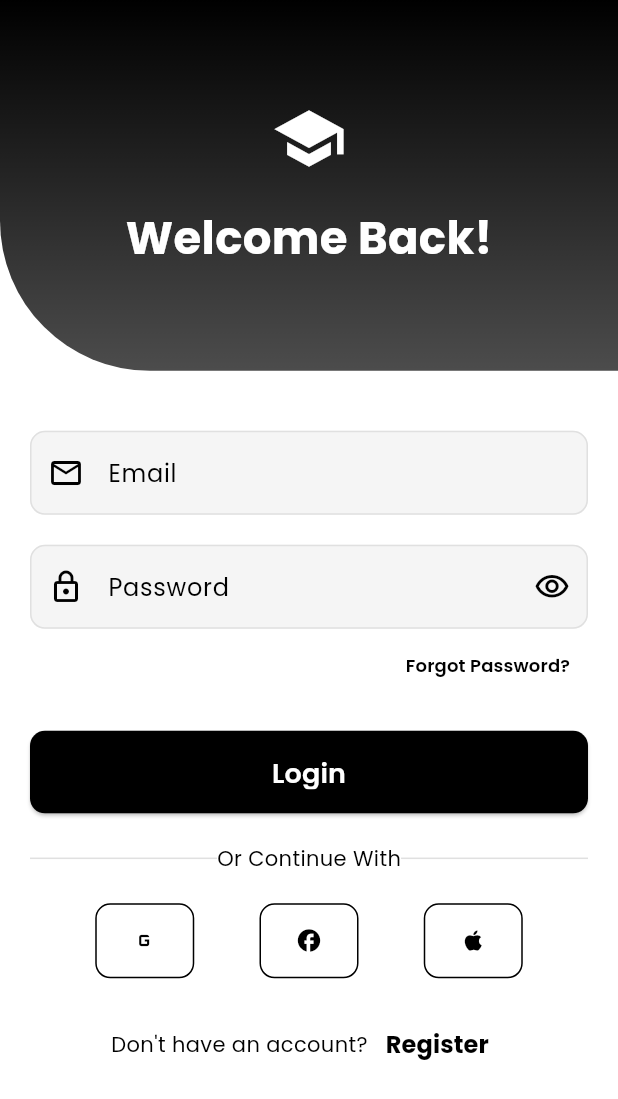
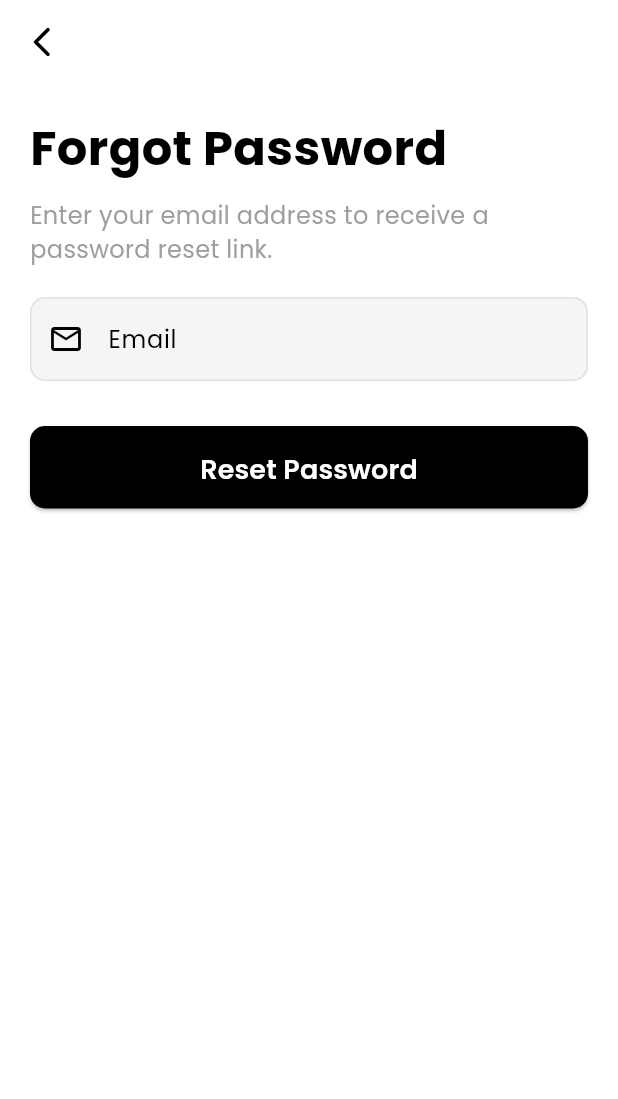
Before and after one commit to 77orus/Droosy-App, a Flutter app: the screen it shows after launch, after a tap on "Skip", after a tap on "Forgot Password?", on a phone screen of 412 x 824 dp. Shown: the top 1099 px of the screen. Run offline on Flutter 3.47's test engine with Material 3 defaults, Android fonts, the light colour scheme and no system bars; our stand-ins replace bloc, equatable, flutter_bloc, get, get_storage, google_fonts and 1 more.

Commit message:
- finished Forgot Password Screen ui - Finished Bottom Navigation Bar - added Bottom Navigation Bloc

```diff
--- /dev/null
+++ b/lib/core/bloc/BottomNavigationBloc/bottom_navigation_event.dart
@@ -0,0 +1,6 @@
+abstract class BottomNavigationEvent {}
+
+class NavigationToTapEvent extends BottomNavigationEvent {
+  final int index;
+  NavigationToTapEvent(this.index);
+}
--- /dev/null
+++ b/lib/core/bloc/BottomNavigationBloc/bottom_navigation_state.dart
@@ -0,0 +1,4 @@
+class BottomNavigationState {
+  final int currendIndex;
+  BottomNavigationState(this.currendIndex);
+}
--- a/lib/core/routing/route_pages.dart
+++ b/lib/core/routing/route_pages.dart
@@ -1,10 +1,15 @@
 import 'package:droosy_app/core/routing/app_routes.dart';
+import 'package:droosy_app/features/auth/ui/screens/forgot_password_Screen.dart';
 import 'package:droosy_app/features/auth/ui/screens/login_screen.dart';
 import 'package:droosy_app/features/auth/ui/screens/register_screen.dart';
+import 'package:droosy_app/features/courses/ui/screens/courses_screen.dart';
 import 'package:droosy_app/features/home/ui/screens/default_home_screen.dart';
 import 'package:droosy_app/features/home/ui/screens/teacher_home_screen.dart';
 import 'package:droosy_app/features/on_boarding/ui/screens/on_boarding_screen.dart';
+import 'package:droosy_app/features/profile/ui/screens/profile_screen.dart';
+import 'package:droosy_app/features/quizzes/ui/screens/quizzes_screen.dart';
 import 'package:droosy_app/features/splash/ui/screens/splash_screen.dart';
+import 'package:droosy_app/main_screen.dart';
 import 'package:get/get.dart';
 
 class AppPages {
@@ -13,6 +18,23 @@ class AppPages {
     GetPage(name: AppRoutes.onBoarding, page: () => const OnBoardingScreen()),
     GetPage(name: AppRoutes.login, page: () => const LoginScreen()),
     GetPage(name: AppRoutes.register, page: () => const RegisterScreen()),
+    GetPage(
+      name: AppRoutes.forgotPassword,
+      page: () => const ForgotPasswordScreen(),
+    ),
+    GetPage(
+      name: AppRoutes.main,
+      page:
+          () => MainScreen(
+            initialIndex:
+                Get.arguments is Map<String, dynamic>
+                    ? Get.arguments['initialIndex']
+                    : null,
+          ),
+    ),
+    GetPage(name: AppRoutes.quizzes, page: () => const QuizzesScreen()),
+    GetPage(name: AppRoutes.courses, page: () => const CoursesScreen()),
+    GetPage(name: AppRoutes.profile, page: () => const ProfileScreen()),
     GetPage(name: AppRoutes.home, page: () => DefaultHomeScreen()),
     GetPage(name: AppRoutes.teacherHome, page: () => TeacherHomeScreen()),
   ];
--- a/lib/core/widgets/custom_text_form_field.dart
+++ b/lib/core/widgets/custom_text_form_field.dart
@@ -58,7 +58,11 @@ class _CustomTextFormFieldState extends State<CustomTextFormField> {
         suffixIcon:
             widget.obscureText
                 ? IconButton(
-                  onPressed: () {},
+                  onPressed: () {
+                    setState(() {
+                      _obscureText = !_obscureText;
+                    });
+                  },
                   icon: Icon(
                     _obscureText
                         ? Icons.visibility_outlined
--- /dev/null
+++ b/lib/features/auth/ui/screens/forgot_password_Screen.dart
@@ -0,0 +1,123 @@
+import 'package:droosy_app/core/utils/validators.dart';
+import 'package:droosy_app/core/widgets/custom_text_form_field.dart';
+import 'package:droosy_app/features/auth/ui/widgets/custom_button.dart';
+import 'package:flutter/material.dart';
+import 'package:get/get.dart';
+
+class ForgotPasswordScreen extends StatefulWidget {
+  const ForgotPasswordScreen({super.key});
+
+  @override
+  State<ForgotPasswordScreen> createState() => _ForgotPasswordScreenState();
+}
+
+class _ForgotPasswordScreenState extends State<ForgotPasswordScreen> {
+  final _formKey = GlobalKey<FormState>();
+  final _emailController = TextEditingController();
+
+  void _handleForgotPasswordLogic() {
+    if (_formKey.currentState!.validate()) {
+      Get.dialog(
+        AlertDialog(
+          shape: RoundedRectangleBorder(
+            borderRadius: BorderRadius.circular(20),
+          ),
+          content: Column(
+            mainAxisSize: MainAxisSize.min,
+            children: [
+              Icon(
+                Icons.mark_email_read_outlined,
+                size: 100,
+                color: Colors.green,
+              ),
+              SizedBox(height: 20),
+              Text(
+                "Check your email!",
+                textAlign: TextAlign.center,
+                style: TextStyle(fontWeight: FontWeight.bold, fontSize: 24),
+              ),
+              SizedBox(height: 10),
+              Text(
+                "We have sent a password reset link to your email address.",
+                style: TextStyle(fontSize: 16, color: Colors.grey),
+                textAlign: TextAlign.center,
+              ),
+              SizedBox(height: 20),
+              CustomButton(
+                text: "OK",
+                onPressed: () {
+                  Get.back();
+                },
+              ),
+            ],
+          ),
+        ),
+      );
+    }
+  }
+
+  @override
+  void dispose() {
+    _emailController.dispose();
+    super.dispose();
+  }
+
+  @override
+  Widget build(BuildContext context) {
+    return Scaffold(
+      appBar: AppBar(
+        backgroundColor: Colors.transparent,
+        elevation: 0,
+        leading: IconButton(
+          icon: const Icon(
+            Icons.arrow_back_ios_new_rounded,
+            color: Colors.black,
+          ),
+          onPressed: () {
+            Get.back();
+          },
+        ),
+      ),
+      body: Padding(
+        padding: const EdgeInsets.all(20),
+        child: Column(
+          crossAxisAlignment: CrossAxisAlignment.start,
+          children: [
+            Text(
+              "Forgot Password",
+              style: TextStyle(
+                color: Colors.black,
+                fontSize: 32,
+                fontWeight: FontWeight.bold,
+              ),
+            ),
+            const SizedBox(height: 10),
+            Text(
+              "Enter your email address to receive a password reset link.",
+              style: TextStyle(color: Colors.grey, fontSize: 16),
+            ),
+            const SizedBox(height: 20),
+            //! Email Field
+            Form(
+              key: _formKey,
+              child: CustomTextFormField(
+                label: "Email",
+                hintText: "Enter your email",
+                textInputType: TextInputType.emailAddress,
+                prefixIcon: Icons.email_outlined,
+                controller: _emailController,
+                validator: FormValidators.validateEmail,
+              ),
+            ),
+            SizedBox(height: 30),
+            //! Reset Password Button
+            CustomButton(
+              text: "Reset Password",
+              onPressed: _handleForgotPasswordLogic,
+            ),
+          ],
+        ),
+      ),
+    );
+  }
+}
--- a/lib/features/auth/ui/screens/login_screen.dart
+++ b/lib/features/auth/ui/screens/login_screen.dart
@@ -19,7 +19,7 @@ class _LoginScreenState extends State<LoginScreen> {
 
   void _handleLoginLogic() {
     if (_formKey.currentState!.validate()) {
-      Get.offAllNamed(AppRoutes.home);
+      Get.offAllNamed(AppRoutes.main);
     }
   }
 
@@ -108,7 +108,9 @@ class _LoginScreenState extends State<LoginScreen> {
                         Align(
                           alignment: Alignment.centerRight,
                           child: TextButton(
-                            onPressed: () {},
+                            onPressed: () {
+                              Get.toNamed(AppRoutes.forgotPassword);
+                            },
                             child: Text(
                               "Forgot Password?",
                               style: TextStyle(
--- a/lib/features/auth/ui/screens/register_screen.dart
+++ b/lib/features/auth/ui/screens/register_screen.dart
@@ -221,7 +221,7 @@ class _RegisterScreenState extends State<RegisterScreen> {
       if (selectedRole == UserRole.teacher) {
         Get.offAllNamed(AppRoutes.teacherHome);
       } else if (selectedRole == UserRole.student) {
-        Get.offAllNamed(AppRoutes.home);
+        Get.offAllNamed(AppRoutes.main);
       } else if (selectedRole == null) {
         ScaffoldMessenger.of(context).showSnackBar(
           const SnackBar(
--- a/lib/features/splash/ui/screens/splash_screen.dart
+++ b/lib/features/splash/ui/screens/splash_screen.dart
@@ -53,7 +53,7 @@ class _SplashScreenState extends State<SplashScreen>
     if (StorageService.isFirstTime()) {
       Get.offAllNamed(AppRoutes.onBoarding);
     } else if (authState.userModel != null) {
-      Get.offAllNamed(AppRoutes.home);
+      Get.offAllNamed(AppRoutes.main);
     } else {
       Get.offAllNamed(AppRoutes.login);
     }
```
Also changed, not shown: lib/core/bloc/BottomNavigationBloc/bottom_navigation_bloc.dart (added, +12 -0 lines), lib/core/routing/app_routes.dart (+36 -0 lines), lib/features/courses/ui/screens/courses_screen.dart (added, +10 -0 lines), lib/features/profile/ui/screens/profile_screen.dart (added, +10 -0 lines), lib/features/quizzes/ui/screens/quizzes_screen.dart (added, +10 -0 lines), lib/main_screen.dart (added, +74 -0 lines).
